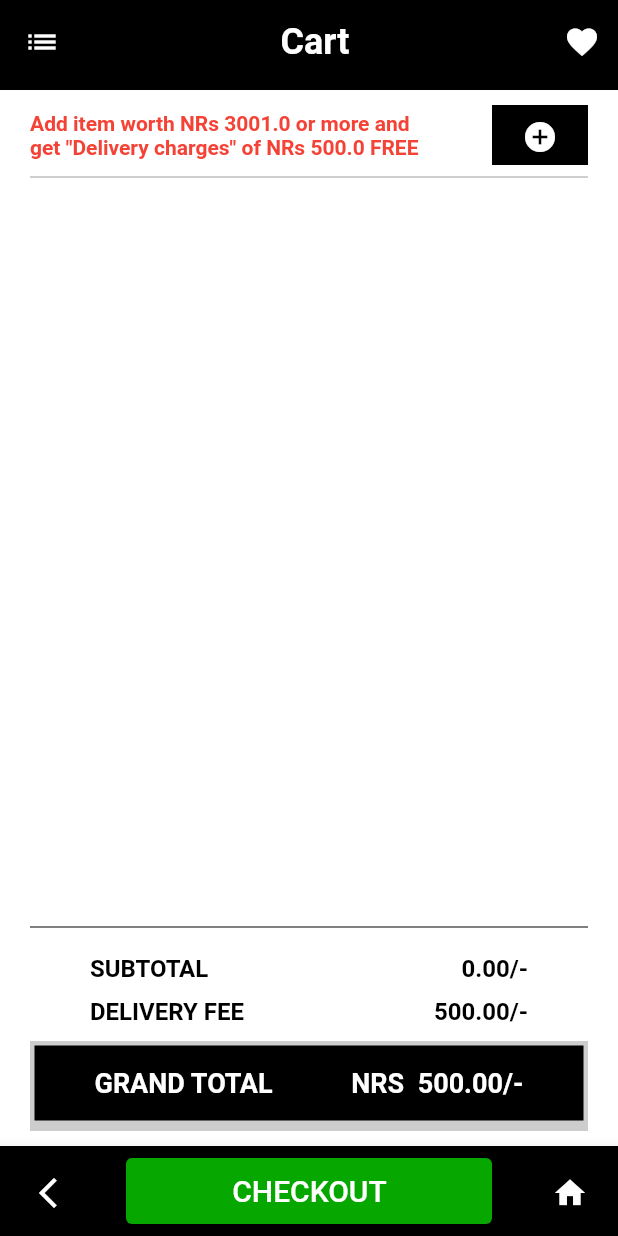
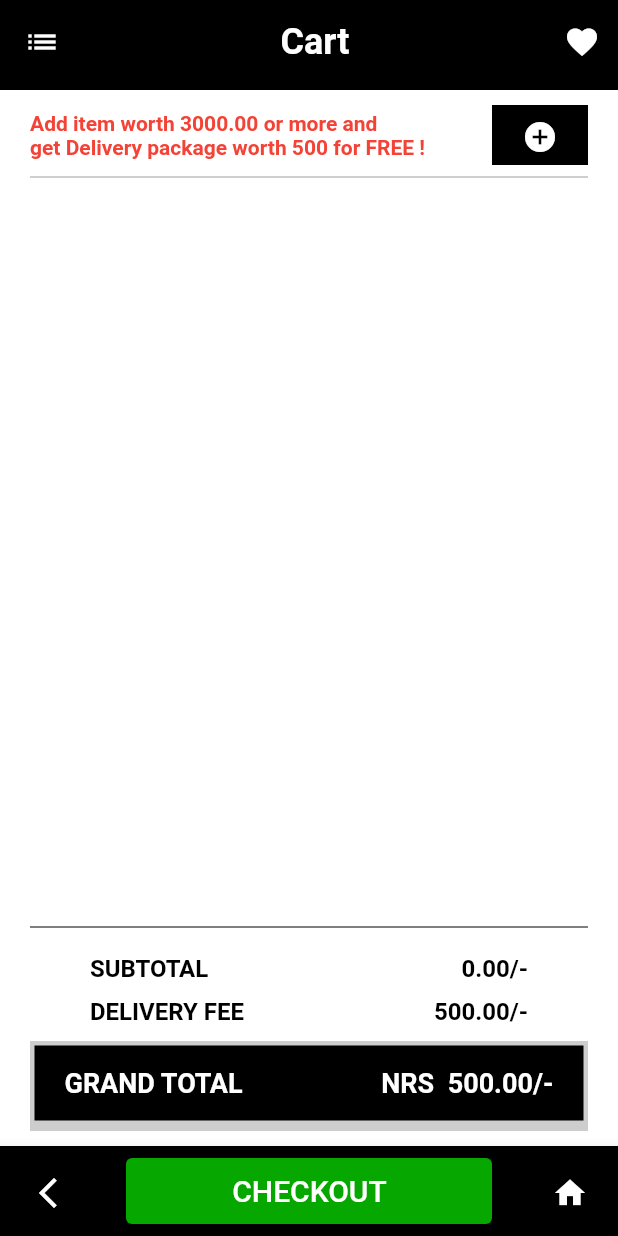
Before and after one commit to VivekJung/flutter_ecommerce_App, a Flutter app: the CartScreen screen opened by its route, on a phone screen of 412 x 824 dp. Run offline on Flutter 3.47's test engine with Material 2 defaults, Android fonts, the phone set to English and light mode, and no system bars; our stand-ins replace carousel_slider, equatable, flutter_bloc; network calls fail; Roboto replaces fonts that are missing (Avenir).

Commit message:
UI-Logic--cartScreenBillingUpdated

```diff
--- a/lib/models/cart_model.dart
+++ b/lib/models/cart_model.dart
@@ -18,19 +18,20 @@ class Cart extends Equatable {
 
   double get grandTotal => subtotal + deliveryFee(subtotal);
 
-  String freeDelivery(subtotal) {
-    if (subtotal > 3000) {
-      return 'You have Free Delivery';
+  double deliveryAmtStatus(subtotal) {
+    if (subtotal >= 3000) {
+      return 0;
     } else {
-      double missingAmt = 3001.00 - subtotal;
-      return 'Add item worth NRs $missingAmt or more and \nget "Delivery charges" of NRs 500.0 FREE';
+      double missingAmt = 3000.00 - subtotal;
+      return missingAmt;
     }
   }
 
   String get grandTotalString => grandTotal.toStringAsFixed(2);
   String get subTotalString => subtotal.toStringAsFixed(2);
   String get deliveryFeeString => deliveryFee(subtotal).toStringAsFixed(2);
-  String get freeDeliveryString => freeDelivery(subtotal);
+  String get deliveryAmtStatusString =>
+      deliveryAmtStatus(subtotal).toStringAsFixed(2);
 
   @override
   List<Object?> get props => [products];
--- a/lib/screens/cart/cart_screen.dart
+++ b/lib/screens/cart/cart_screen.dart
@@ -24,7 +24,7 @@ class CartScreen extends StatefulWidget {
 class _CartScreenState extends State<CartScreen> {
   @override
   Widget build(BuildContext context) {
-    log(Cart().subtotal.toString());
+    log(const Cart().subtotal.toString());
     return Scaffold(
         appBar: const CustomAppBar(title: "Cart"),
         bottomNavigationBar: const BottomAppBar(
@@ -37,8 +37,10 @@ class _CartScreenState extends State<CartScreen> {
               return const Center(
                 child: CircularProgressIndicator(),
               );
-            } else if (state is CartLoaded) {
-              return _cartContentsDisplay(context, state.cart);
+            }
+            if (state is CartLoaded) {
+              var cartState = state.cart;
+              return cartContentsDisplay(context, cartState);
             } else {
               log('Unknown Error in Cart Section. Check it up');
               return Text(
@@ -50,7 +52,10 @@ class _CartScreenState extends State<CartScreen> {
         ));
   }
 
-  Padding _cartContentsDisplay(BuildContext context, cartContents) {
+  Padding cartContentsDisplay(
+    BuildContext context,
+    Cart cartContents,
+  ) {
     return Padding(
       padding: const EdgeInsets.symmetric(horizontal: 20.0, vertical: 10),
       child: Column(
@@ -59,13 +64,14 @@ class _CartScreenState extends State<CartScreen> {
           Column(
             children: [
               cartContents.subtotal < 3000
+                  //Delivery fee status message with action button
                   ? Column(
                       children: [
                         Row(
                           mainAxisAlignment: MainAxisAlignment.spaceBetween,
                           children: [
                             Text(
-                              cartContents.freeDeliveryString,
+                              "Add item worth ${cartContents.deliveryAmtStatusString} or more and \nget Delivery package worth 500 for FREE !",
                               style: Theme.of(context)
                                   .textTheme
                                   .headline5!
@@ -84,23 +90,21 @@ class _CartScreenState extends State<CartScreen> {
                                   elevation: 0,
                                   buttonFunction: () =>
                                       Navigator.pushNamed(context, '/'),
-                                  // iconLabelText: "Add more",
-                                  // textColor: Colors.white,
                                 ),
                               ),
                             )
                           ],
                         ),
-                        const Divider(color: Colors.grey),
                       ],
                     )
                   : Text(
-                      'Your listed items',
+                      'WOW !! You have unlocked "Delivery Package : LV 1". \nWith this you can get NRs 500 off on total billing',
                       style: Theme.of(context)
                           .textTheme
                           .headline5!
                           .copyWith(color: Colors.green),
                     ),
+              const Divider(color: Colors.grey),
               SizedBox(
                 height: 400,
                 child: ListView.builder(
@@ -116,9 +120,39 @@ class _CartScreenState extends State<CartScreen> {
           ),
           Column(children: [
             const Divider(color: Colors.black),
-            _billing(context, Cart().subTotalString),
-            _grandTotal(context, Cart().grandTotalString),
+            _billing(context, cartContents.subTotalString,
+                cartContents.deliveryFeeString),
+            _grandTotal(context, cartContents.grandTotalString),
           ]),
+        ],
+      ),
+    );
+  }
+
+  _billing(context, subtotal, deliveryFee) {
+    log(subtotal.toString());
+    return Padding(
+      padding: const EdgeInsets.symmetric(vertical: 10.0, horizontal: 40),
+      child: Column(
+        crossAxisAlignment: CrossAxisAlignment.end,
+        children: [
+          Row(
+            mainAxisAlignment: MainAxisAlignment.spaceBetween,
+            children: [
+              Text('SUBTOTAL ', style: Theme.of(context).textTheme.headline4),
+              Text('$subtotal/-', style: Theme.of(context).textTheme.headline4),
+            ],
+          ),
+          const SizedBox(height: 10),
+          Row(
+            mainAxisAlignment: MainAxisAlignment.spaceBetween,
+            children: [
+              Text('DELIVERY FEE ',
+                  style: Theme.of(context).textTheme.headline4),
+              Text('$deliveryFee/-',
+                  style: Theme.of(context).textTheme.headline4),
+            ],
+          ),
         ],
       ),
     );
@@ -136,7 +170,7 @@ class _CartScreenState extends State<CartScreen> {
         ),
         Container(
           margin: const EdgeInsets.all(3.0),
-          padding: const EdgeInsets.symmetric(horizontal: 40),
+          padding: const EdgeInsets.symmetric(horizontal: 20),
           width: MediaQuery.of(context).size.width,
           height: 50,
           decoration: const BoxDecoration(
@@ -159,34 +193,6 @@ class _CartScreenState extends State<CartScreen> {
           ),
         ),
       ],
-    );
-  }
-
-  _billing(context, subtotal) {
-    return Padding(
-      padding: const EdgeInsets.symmetric(vertical: 10.0, horizontal: 40),
-      child: Column(
-        crossAxisAlignment: CrossAxisAlignment.end,
-        children: [
-          Row(
-            mainAxisAlignment: MainAxisAlignment.spaceBetween,
-            children: [
-              Text('SUBTOTAL ', style: Theme.of(context).textTheme.headline4),
-              Text('$subtotal/-', style: Theme.of(context).textTheme.headline4),
-            ],
-          ),
-          const SizedBox(height: 10),
-          Row(
-            mainAxisAlignment: MainAxisAlignment.spaceBetween,
-            children: [
-              Text('DELIVERY FEE ',
-                  style: Theme.of(context).textTheme.headline4),
-              Text('${Cart().deliveryFeeString}/-',
-                  style: Theme.of(context).textTheme.headline4),
-            ],
-          ),
-        ],
-      ),
     );
   }
 }
```
Also changed, not shown: lib/screens/product/product_screen.dart (+34 -17 lines), lib/widgets/cart_product_card.dart (+26 -7 lines), lib/widgets/product_card.dart (+4 -3 lines).
